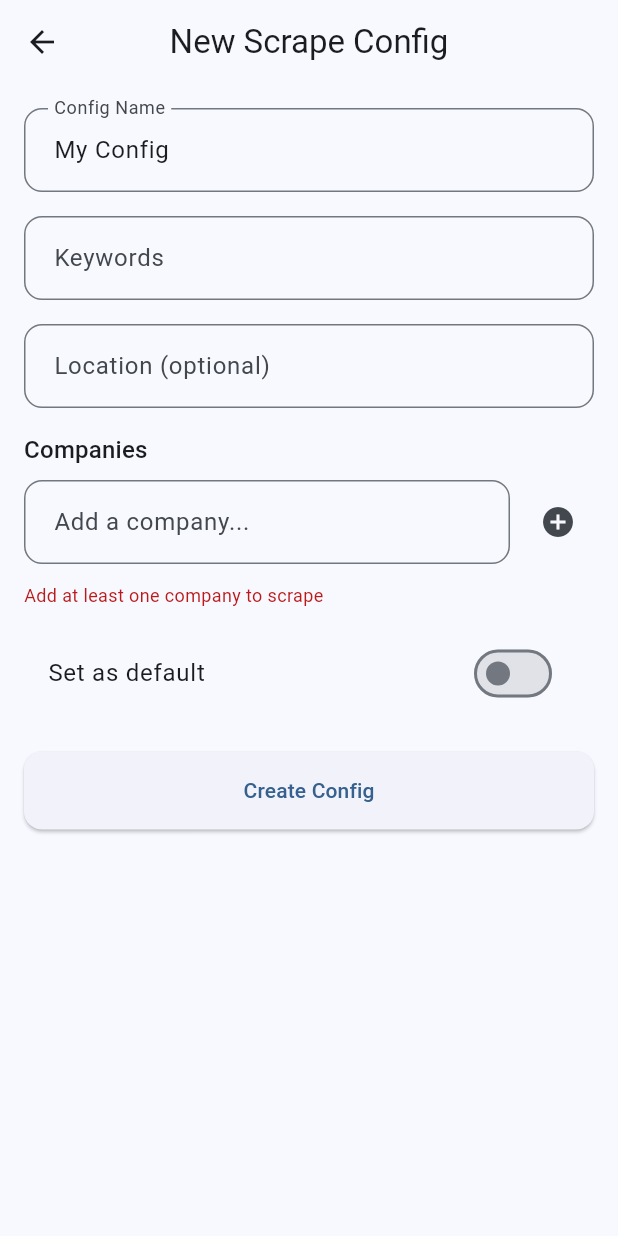
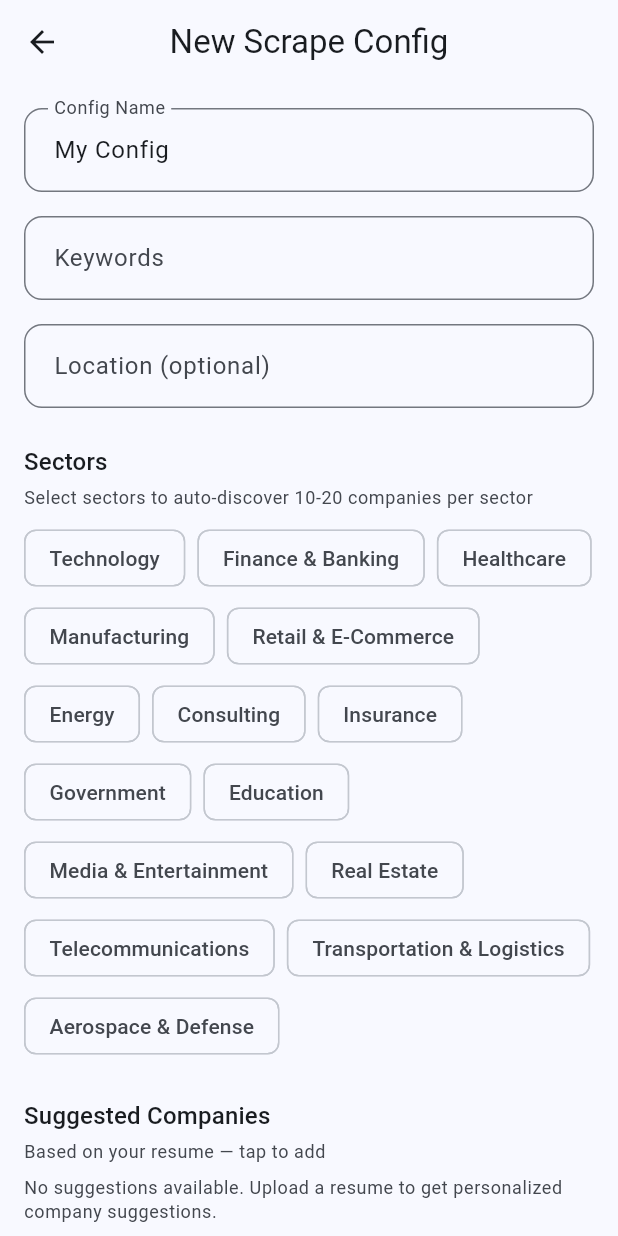
Before and after one commit to Whdgurtler/job_search_app, a Flutter app: the ScrapeConfigFormScreen screen opened by its route, on a phone screen of 412 x 824 dp. Run offline on Flutter 3.47's test engine with Material 3 defaults, Android fonts, the phone set to English and light mode, and no system bars; our stand-ins replace dartz, dio, file_picker, firebase_auth, firebase_core, flutter_dotenv and 4 more; accounts and stored records are empty; generated files the repository leaves out were written again; network calls fail.

Commit message:
Add company suggestions from resume and sector selection to scrape config
Backend:
- New GET /resumes/suggest-companies endpoint uses LLM to suggest
  10-15 companies based on resume data (industry, current company, skills)
- Add current_company and past_companies to ResumeData parser

Flutter:
- Scrape config form now shows suggested companies as selectable chips
- Add sector/employment area selection (auto-discovers companies per sector)
- Sectors work as alternative to manual company listing
- Companies from suggestions and manual entry are combined

Co-Authored-By: Claude Opus 4.6 <noreply@anthropic.com>

```diff
--- a/flutter/lib/core/constants/app_constants.dart
+++ b/flutter/lib/core/constants/app_constants.dart
@@ -6,6 +6,7 @@ class AppConstants {
   static const String jobDetailsEndpoint = '/jobs/{id}';
   static const String resumeUploadEndpoint = '/resumes/upload';
   static const String resumeListEndpoint = '/resumes';
+  static const String companySuggestionsEndpoint = '/resumes/suggest-companies';
   static const String profileEndpoint = '/users/me';
 
   // Scrape Endpoints
--- a/flutter/lib/data/datasources/scrape_remote_data_source.dart
+++ b/flutter/lib/data/datasources/scrape_remote_data_source.dart
@@ -11,6 +11,14 @@ abstract class ScrapeRemoteDataSource {
   Future<ScrapeRunEntity> triggerScrape(Map<String, dynamic> data);
   Future<List<ScrapeRunEntity>> getRuns();
   Future<ScrapeRunStatusEntity> getRunStatus(String runId);
+  Future<List<CompanySuggestion>> getCompanySuggestions();
+}
+
+class CompanySuggestion {
+  final String name;
+  final String reason;
+
+  CompanySuggestion({required this.name, required this.reason});
 }
 
 class ScrapeRemoteDataSourceImpl implements ScrapeRemoteDataSource {
@@ -104,6 +112,26 @@ class ScrapeRemoteDataSourceImpl implements ScrapeRemoteDataSource {
     }
   }
 
+  @override
+  Future<List<CompanySuggestion>> getCompanySuggestions() async {
+    try {
+      final response = await _client.get(AppConstants.companySuggestionsEndpoint);
+      if (response.statusCode == 200) {
+        final List<dynamic> suggestions = response.data['suggestions'] ?? [];
+        return suggestions
+            .map((s) => CompanySuggestion(
+                  name: s['name'] ?? '',
+                  reason: s['reason'] ?? '',
+                ))
+            .where((s) => s.name.isNotEmpty)
+            .toList();
+      }
+      return [];
+    } on DioException {
+      return [];
+    }
+  }
+
   ScrapeConfigEntity _configFromJson(Map<String, dynamic> json) {
     return ScrapeConfigEntity(
       id: json['id'],
--- a/flutter/lib/presentation/providers/scrape_provider.dart
+++ b/flutter/lib/presentation/providers/scrape_provider.dart
@@ -1,5 +1,6 @@
 import 'dart:async';
 import 'package:flutter_riverpod/flutter_riverpod.dart';
+import '../../data/datasources/scrape_remote_data_source.dart';
 import '../../domain/entities/scrape_entity.dart';
 import '../../domain/repositories/scrape_repository.dart';
 import 'providers.dart';
@@ -226,6 +227,12 @@ final scrapeConfigProvider =
   return ScrapeConfigNotifier(repository);
 });
 
+final companySuggestionsProvider =
+    FutureProvider<List<CompanySuggestion>>((ref) async {
+  final dataSource = ref.watch(scrapeRemoteDataSourceProvider);
+  return dataSource.getCompanySuggestions();
+});
+
 final scrapeRunProvider =
     StateNotifierProvider<ScrapeRunNotifier, ScrapeRunState>((ref) {
   final repository = ref.watch(scrapeRepositoryProvider);
--- a/flutter/lib/presentation/screens/scrape_config_form_screen.dart
+++ b/flutter/lib/presentation/screens/scrape_config_form_screen.dart
@@ -1,7 +1,26 @@
 import 'package:flutter/material.dart';
 import 'package:flutter_riverpod/flutter_riverpod.dart';
 import 'package:go_router/go_router.dart';
+import '../../data/datasources/scrape_remote_data_source.dart';
 import '../providers/scrape_provider.dart';
+
+const _defaultSectors = [
+  'Technology',
+  'Finance & Banking',
+  'Healthcare',
+  'Manufacturing',
+  'Retail & E-Commerce',
+  'Energy',
+  'Consulting',
+  'Insurance',
+  'Government',
+  'Education',
+  'Media & Entertainment',
+  'Real Estate',
+  'Telecommunications',
+  'Transportation & Logistics',
+  'Aerospace & Defense',
+];
 
 class ScrapeConfigFormScreen extends ConsumerStatefulWidget {
   const ScrapeConfigFormScreen({super.key});
@@ -17,6 +36,8 @@ class _ScrapeConfigFormScreenState extends ConsumerState<ScrapeConfigFormScreen>
   final _locationController = TextEditingController();
   final _companyController = TextEditingController();
   final List<String> _companies = [];
+  final Set<String> _selectedSuggestions = {};
+  final Set<String> _selectedSectors = {};
   bool _isDefault = false;
   bool _isSubmitting = false;
 
@@ -39,11 +60,35 @@ class _ScrapeConfigFormScreenState extends ConsumerState<ScrapeConfigFormScreen>
     }
   }
 
+  void _toggleSuggestion(CompanySuggestion suggestion) {
+    setState(() {
+      if (_selectedSuggestions.contains(suggestion.name)) {
+        _selectedSuggestions.remove(suggestion.name);
+        _companies.remove(suggestion.name);
+      } else {
+        _selectedSuggestions.add(suggestion.name);
+        if (!_companies.contains(suggestion.name)) {
+          _companies.add(suggestion.name);
+        }
+      }
+    });
+  }
+
+  void _toggleSector(String sector) {
+    setState(() {
+      if (_selectedSectors.contains(sector)) {
+        _selectedSectors.remove(sector);
+      } else {
+        _selectedSectors.add(sector);
+      }
+    });
+  }
+
   Future<void> _submit() async {
     if (!_formKey.currentState!.validate()) return;
-    if (_companies.isEmpty) {
+    if (_companies.isEmpty && _selectedSectors.isEmpty) {
       ScaffoldMessenger.of(context).showSnackBar(
-        const SnackBar(content: Text('Add at least one company')),
+        const SnackBar(content: Text('Add at least one company or select a sector')),
       );
       return;
     }
@@ -54,6 +99,9 @@ class _ScrapeConfigFormScreenState extends ConsumerState<ScrapeConfigFormScreen>
           name: _nameController.text.trim(),
           keywords: _keywordsController.text.trim(),
           companies: _companies,
+          employmentAreas: _selectedSectors.isNotEmpty
+              ? _selectedSectors.toList()
+              : null,
           location: _locationController.text.trim().isEmpty
               ? null
               : _locationController.text.trim(),
@@ -73,6 +121,9 @@ class _ScrapeConfigFormScreenState extends ConsumerState<ScrapeConfigFormScreen>
 
   @override
   Widget build(BuildContext context) {
+    final suggestionsAsync = ref.watch(companySuggestionsProvider);
+    final theme = Theme.of(context);
+
     return Scaffold(
       appBar: AppBar(
         title: const Text('New Scrape Config'),
@@ -112,10 +163,103 @@ class _ScrapeConfigFormScreenState extends ConsumerState<ScrapeConfigFormScreen>
                   hintText: 'e.g. San Francisco, CA',
                 ),
               ),
-              const SizedBox(height: 16),
 
-              // Companies
-              Text('Companies', style: Theme.of(context).textTheme.titleMedium),
+              // --- Sectors / Employment Areas ---
+              const SizedBox(height: 24),
+              Text('Sectors', style: theme.textTheme.titleMedium),
+              const SizedBox(height: 4),
+              Text(
+                'Select sectors to auto-discover 10-20 companies per sector',
+                style: theme.textTheme.bodySmall?.copyWith(
+                  color: theme.colorScheme.onSurfaceVariant,
+                ),
+              ),
+              const SizedBox(height: 8),
+              Wrap(
+                spacing: 8,
+                runSpacing: 4,
+                children: _defaultSectors.map((sector) {
+                  final selected = _selectedSectors.contains(sector);
+                  return FilterChip(
+                    label: Text(sector),
+                    selected: selected,
+                    onSelected: (_) => _toggleSector(sector),
+                  );
+                }).toList(),
+              ),
+
+              // --- Suggested Companies ---
+              const SizedBox(height: 24),
+              Text('Suggested Companies', style: theme.textTheme.titleMedium),
+              const SizedBox(height: 4),
+              Text(
+                'Based on your resume — tap to add',
+                style: theme.textTheme.bodySmall?.copyWith(
+                  color: theme.colorScheme.onSurfaceVariant,
+                ),
+              ),
+              const SizedBox(height: 8),
+              suggestionsAsync.when(
+                loading: () => const Padding(
+                  padding: EdgeInsets.symmetric(vertical: 12),
+                  child: Center(
+                    child: Row(
+                      mainAxisSize: MainAxisSize.min,
+                      children: [
+                        SizedBox(
+                          height: 16,
+                          width: 16,
+                          child: CircularProgressIndicator(strokeWidth: 2),
+                        ),
+                        SizedBox(width: 8),
+                        Text('Loading suggestions...'),
+                      ],
+                    ),
+                  ),
+                ),
+                error: (_, __) => Text(
+                  'Could not load suggestions. Upload a resume first.',
+                  style: theme.textTheme.bodySmall?.copyWith(
+                    color: theme.colorScheme.onSurfaceVariant,
+                  ),
+                ),
+                data: (suggestions) {
+                  if (suggestions.isEmpty) {
+                    return Text(
+                      'No suggestions available. Upload a resume to get personalized company suggestions.',
+                      style: theme.textTheme.bodySmall?.copyWith(
+                        color: theme.colorScheme.onSurfaceVariant,
+                      ),
+                    );
+                  }
+                  return Wrap(
+                    spacing: 8,
+                    runSpacing: 4,
+                    children: suggestions.map((s) {
+                      final selected = _selectedSuggestions.contains(s.name);
+                      return Tooltip(
+                        message: s.reason,
+                        child: FilterChip(
+                          label: Text(s.name),
+                          selected: selected,
+                          onSelected: (_) => _toggleSuggestion(s),
+                        ),
+                      );
+                    }).toList(),
+                  );
+                },
+              ),
+
+              // --- Manual Companies ---
+              const SizedBox(height: 24),
+              Text('Companies', style: theme.textTheme.titleMedium),
+              const SizedBox(height: 4),
+              Text(
+                'Manually add specific companies to scrape',
+                style: theme.textTheme.bodySmall?.copyWith(
+                  color: theme.colorScheme.onSurfaceVariant,
+                ),
+              ),
               const SizedBox(height: 8),
               Row(
                 children: [
@@ -143,16 +287,19 @@ class _ScrapeConfigFormScreenState extends ConsumerState<ScrapeConfigFormScreen>
                 children: _companies
                     .map((c) => Chip(
                           label: Text(c),
-                          onDeleted: () => setState(() => _companies.remove(c)),
+                          onDeleted: () => setState(() {
+                            _companies.remove(c);
+                            _selectedSuggestions.remove(c);
+                          }),
                         ))
                     .toList(),
               ),
-              if (_companies.isEmpty)
+              if (_companies.isEmpty && _selectedSectors.isEmpty)
                 Padding(
                   padding: const EdgeInsets.only(top: 4),
                   child: Text(
-                    'Add at least one company to scrape',
-                    style: TextStyle(color: Theme.of(context).colorScheme.error, fontSize: 12),
+                    'Add companies or select sectors to scrape',
+                    style: TextStyle(color: theme.colorScheme.error, fontSize: 12),
                   ),
                 ),
 
```
Also changed, not shown: 3 other files.
